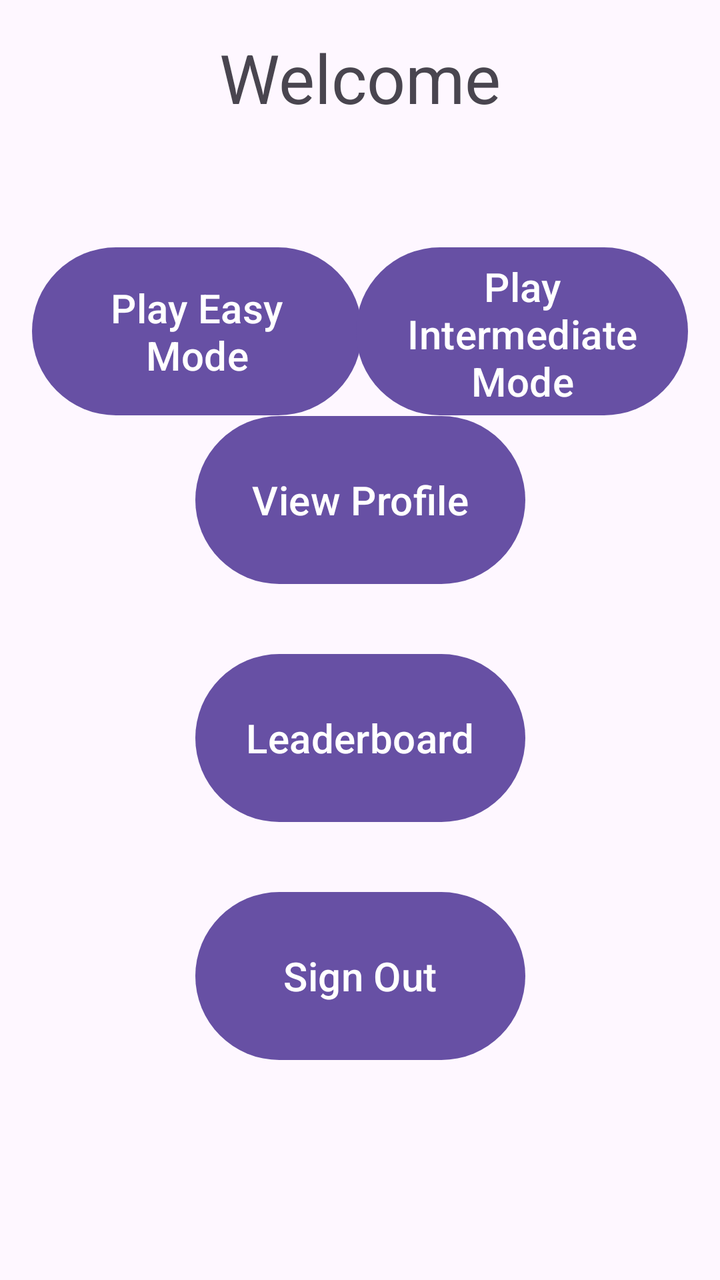
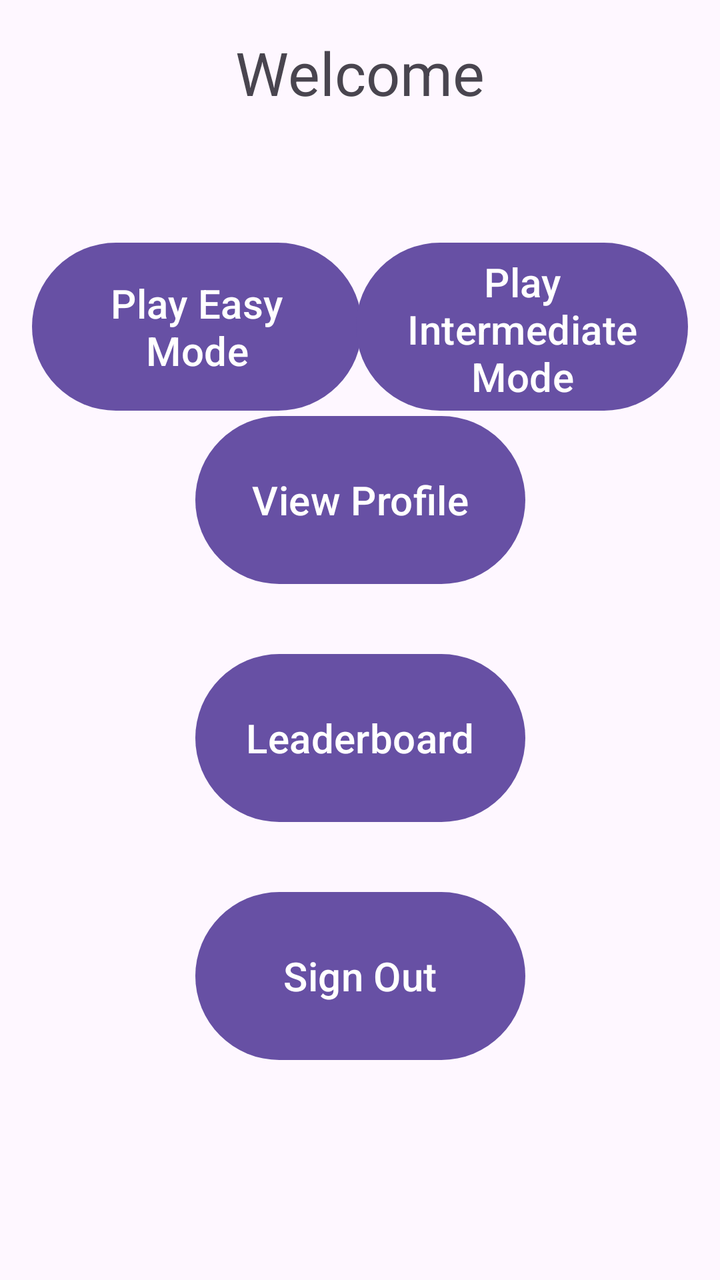

An Android layout rendered at two revisions. The XML below is the earlier revision; the diff shows what the commit changed to produce the second picture.
<!-- AndroidManifest.xml: application theme Theme.CIS183_FinalProject -->
<!-- res/layout/activity_home_page.xml -->
<?xml version="1.0" encoding="utf-8"?>
<androidx.constraintlayout.widget.ConstraintLayout xmlns:android="http://schemas.android.com/apk/res/android"
    xmlns:app="http://schemas.android.com/apk/res-auto"
    xmlns:tools="http://schemas.android.com/tools"
    android:id="@+id/main"
    android:layout_width="match_parent"
    android:layout_height="match_parent"
    tools:context=".HomePage">

    <TextView
        android:id="@+id/tv_v_home_welcome"
        android:layout_width="wrap_content"
        android:layout_height="wrap_content"
        android:layout_marginStart="135dp"
        android:layout_marginTop="16dp"
        android:layout_marginEnd="135dp"
        android:text="Welcome"
        android:textSize="34sp"
        app:layout_constraintEnd_toEndOf="parent"
        app:layout_constraintStart_toStartOf="parent"
        app:layout_constraintTop_toTopOf="parent" />

    <Button
        android:id="@+id/btn_v_home_easyMode"
        android:layout_width="165dp"
        android:layout_height="92dp"
        android:layout_marginStart="16dp"
        android:layout_marginTop="104dp"
        android:layout_marginBottom="38dp"
        android:text="Play Easy Mode"
        android:textSize="20sp"
        app:layout_constraintBottom_toTopOf="@+id/btn_v_home_profile"
        app:layout_constraintStart_toStartOf="parent"
        app:layout_constraintTop_toBottomOf="@+id/tv_v_home_welcome" />

    <Button
        android:id="@+id/btn_v_home_profile"
        android:layout_width="165dp"
        android:layout_height="92dp"
        android:layout_marginStart="123dp"
        android:layout_marginEnd="123dp"
        android:layout_marginBottom="27dp"
        android:text="View Profile"
        android:textSize="20sp"
        app:layout_constraintBottom_toTopOf="@+id/btn_v_home_leaderboard"
        app:layout_constraintEnd_toEndOf="parent"
        app:layout_constraintStart_toStartOf="parent" />

    <Button
        android:id="@+id/btn_v_home_leaderboard"
        android:layout_width="165dp"
        android:layout_height="92dp"
        android:layout_marginStart="123dp"
        android:layout_marginEnd="123dp"
        android:layout_marginBottom="27dp"
        android:text="Leaderboard"
        android:textSize="20sp"
        app:layout_constraintBottom_toTopOf="@+id/btn_v_home_signOut"
        app:layout_constraintEnd_toEndOf="parent"
        app:layout_constraintStart_toStartOf="parent" />

    <Button
        android:id="@+id/btn_v_home_signOut"
        android:layout_width="165dp"
        android:layout_height="92dp"
        android:layout_marginStart="123dp"
        android:layout_marginEnd="123dp"
        android:layout_marginBottom="106dp"
        android:text="Sign Out"
        android:textSize="20sp"
        app:layout_constraintBottom_toBottomOf="parent"
        app:layout_constraintEnd_toEndOf="parent"
        app:layout_constraintStart_toStartOf="parent" />

    <Button
        android:id="@+id/btn_v_home_intermediateMode"
        android:layout_width="166dp"
        android:layout_height="92dp"
        android:layout_marginTop="104dp"
        android:layout_marginEnd="16dp"
        android:layout_marginBottom="38dp"
        android:text="Play Intermediate Mode"
        android:textSize="20sp"
        app:layout_constraintBottom_toTopOf="@+id/btn_v_home_profile"
        app:layout_constraintEnd_toEndOf="parent"
        app:layout_constraintTop_toBottomOf="@+id/tv_v_home_welcome" />
</androidx.constraintlayout.widget.ConstraintLayout>
<!-- resources referenced by this layout -->
<resources>
  <style name="Theme.CIS183_FinalProject" parent="Base.Theme.CIS183_FinalProject" />
  <style name="Base.Theme.CIS183_FinalProject" parent="Theme.Material3.DayNight.NoActionBar">
          
          
      </style>
</resources>

<!-- the commit's change to res/layout/activity_home_page.xml (unified diff, before → after) -->
@@ -15,7 +15,7 @@
         android:layout_marginTop="16dp"
         android:layout_marginEnd="135dp"
         android:text="Welcome"
-        android:textSize="34sp"
+        android:textSize="30sp"
         app:layout_constraintEnd_toEndOf="parent"
         app:layout_constraintStart_toStartOf="parent"
         app:layout_constraintTop_toTopOf="parent" />
